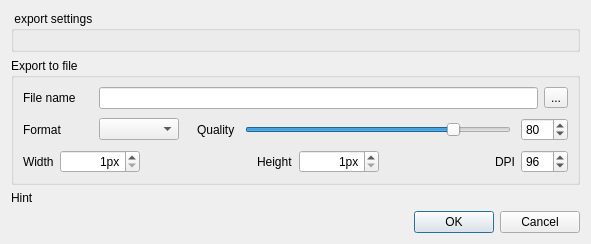
This is src/corelibs/U2Gui/src/util/ui/ExportImageDialog.ui in violethaze74/ugene as Qt 5 draws it before an edit. The edited form follows.
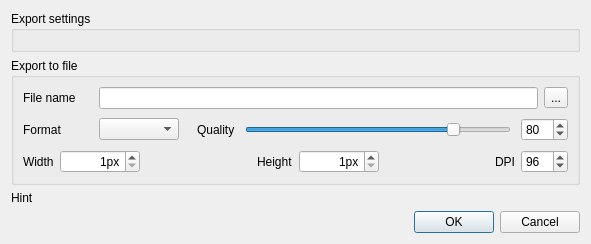
This is the edited form.

What changed in the file:
```diff
--- a/src/corelibs/U2Gui/src/util/ui/ExportImageDialog.ui
+++ b/src/corelibs/U2Gui/src/util/ui/ExportImageDialog.ui
@@ -38,7 +38,7 @@
       </sizepolicy>
      </property>
      <property name="title">
-      <string notr="true"> export settings</string>
+      <string notr="true">Export settings</string>
      </property>
      <layout class="QVBoxLayout" name="settingsLayout">
       <property name="spacing">
```
